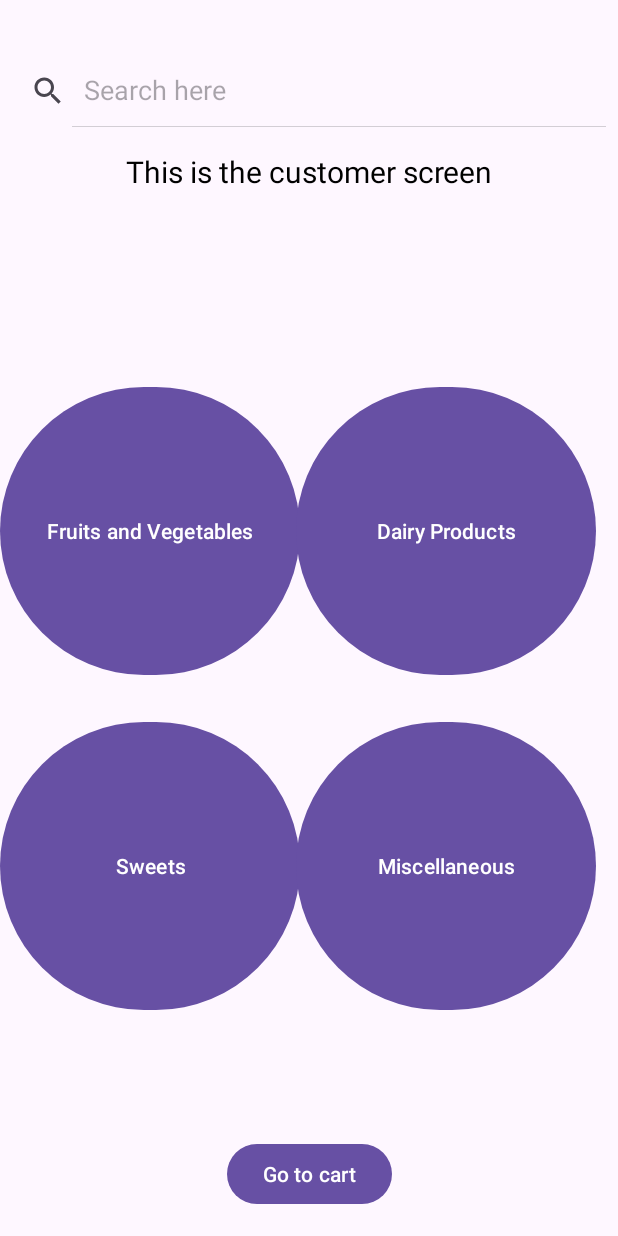
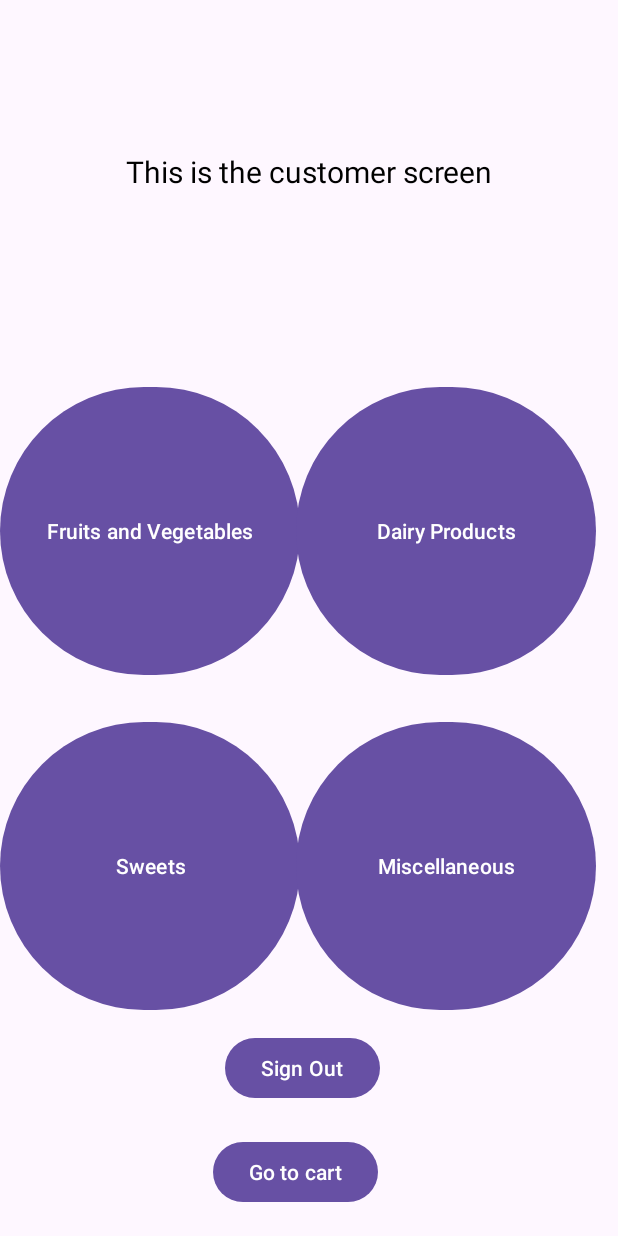
Before and after one commit to carmeliomri/localmarketbagroot, an Android app: the CustomerActivity screen opened directly, with no data from a screen before it, on a phone screen of 412 x 824 dp. Run offline under Robolectric (Android 15) with nearby library versions, the phone set to English and light mode, and no system bars; our stand-ins replace Firebase (no records; nobody signed in at launch, a user with empty details on screens opened directly).

Commit message:
sign out button added, cart total added

```diff
--- a/app/src/main/java/com/example/localmarketbagroot/CustomerActivity.java
+++ b/app/src/main/java/com/example/localmarketbagroot/CustomerActivity.java
@@ -84,6 +84,16 @@ public class CustomerActivity extends AppCompatActivity {
                 startActivity(intent);
             }
         });
+        Button signoutButton = findViewById(R.id.signoutButton);
+        signoutButton.setOnClickListener(new View.OnClickListener() {
+            @Override
+            public void onClick(View view) {
+                FirebaseAuth.getInstance().signOut();
+                Toast.makeText(CustomerActivity.this, "Signed Out Successfully", Toast.LENGTH_SHORT).show();
+                Intent intent = new Intent(CustomerActivity.this,MainActivity.class);
+                startActivity(intent);
+            }
+        });
     }
 
 
--- a/app/src/main/res/layout/activity_customer.xml
+++ b/app/src/main/res/layout/activity_customer.xml
@@ -22,18 +22,7 @@
         app:layout_constraintTop_toTopOf="parent"
         app:layout_constraintVertical_bias="0.126" />
 
-    <SearchView
-        android:id="@+id/searchView"
-        android:layout_width="match_parent"
-        android:layout_height="wrap_content"
-        android:iconifiedByDefault="false"
-        android:queryHint="Search here"
-        app:layout_constraintBottom_toBottomOf="parent"
-        app:layout_constraintEnd_toEndOf="parent"
-        app:layout_constraintHorizontal_bias="0.0"
-        app:layout_constraintStart_toStartOf="parent"
-        app:layout_constraintTop_toTopOf="parent"
-        app:layout_constraintVertical_bias="0.047" />
+
 
 
 
@@ -92,8 +81,22 @@
         android:text="Go to cart"
         app:layout_constraintBottom_toBottomOf="parent"
         app:layout_constraintEnd_toEndOf="parent"
+        app:layout_constraintHorizontal_bias="0.47"
         app:layout_constraintStart_toStartOf="parent"
         app:layout_constraintTop_toTopOf="parent"
-        app:layout_constraintVertical_bias="0.978" />
+        app:layout_constraintVertical_bias="0.976" />
+
+    <Button
+        android:id="@+id/signoutButton"
+        android:layout_width="wrap_content"
+        android:layout_height="wrap_content"
+        android:text="Sign Out"
+        app:layout_constraintBottom_toBottomOf="parent"
+        app:layout_constraintEnd_toEndOf="parent"
+        app:layout_constraintHorizontal_bias="0.485"
+        app:layout_constraintStart_toStartOf="parent"
+        app:layout_constraintTop_toTopOf="parent"
+        app:layout_constraintVertical_bias="0.887" />
+
 
 </androidx.constraintlayout.widget.ConstraintLayout>
```
Also changed, not shown: app/src/main/java/com/example/localmarketbagroot/SellerActivity.java (+12 -1 lines), app/src/main/java/com/example/localmarketbagroot/ViewCart.java (+33 -2 lines), app/src/main/res/layout/activity_main.xml (+1 -13 lines), app/src/main/res/layout/activity_seller.xml (+12 -0 lines), app/src/main/res/layout/activity_view_cart.xml (+28 -0 lines).
